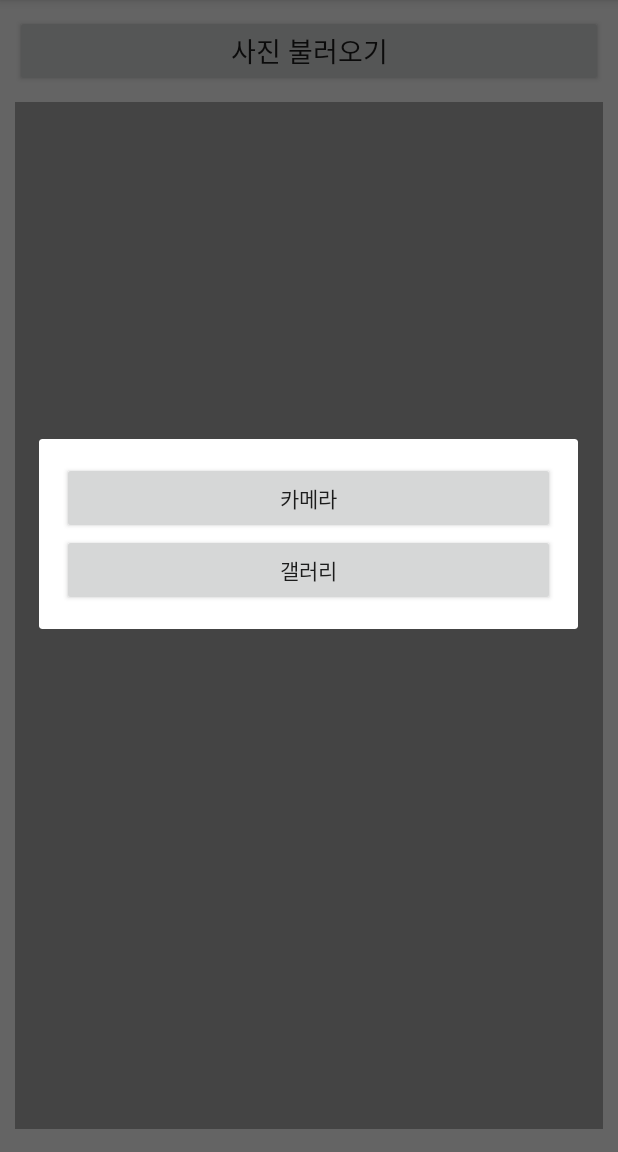
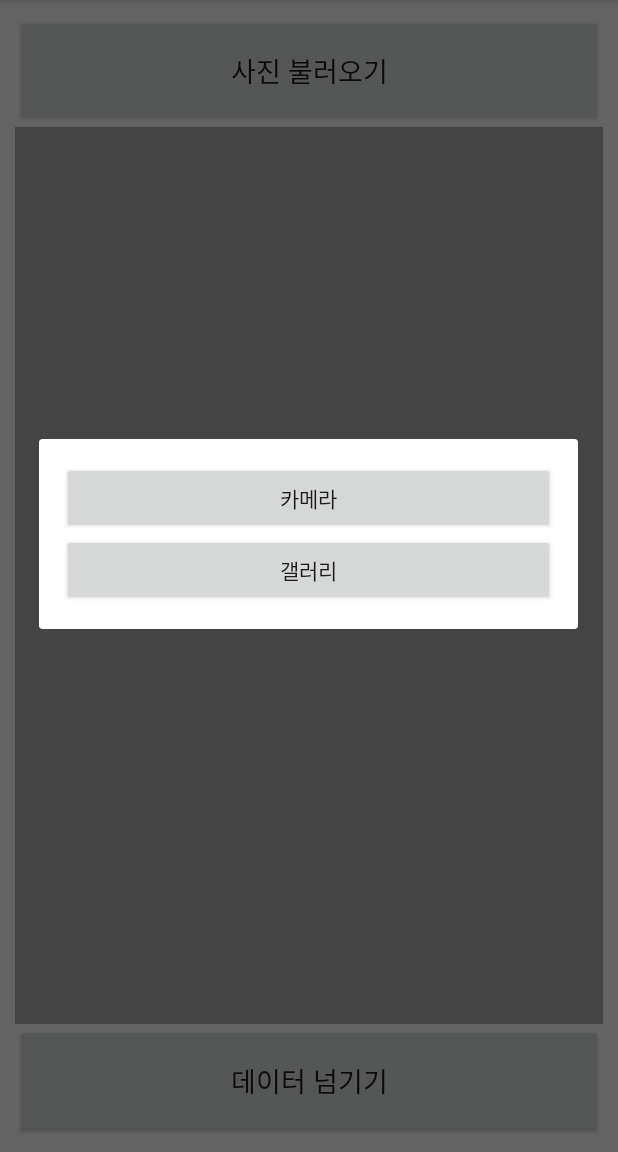
Before and after one commit to OneParkTwoLee/Android_Outline, an Android app: the CamAndGal screen opened directly, with no data from a screen before it, after a tap on "사진 불러오기", on a phone screen of 412 x 824 dp, the part 84-1236 px from its top. Run offline under Robolectric (Android 15) with nearby library versions, the phone set to English and light mode, and no system bars.

```diff
--- a/app/src/main/res/layout/activity_cam_and_gal.xml
+++ b/app/src/main/res/layout/activity_cam_and_gal.xml
@@ -6,23 +6,31 @@
     android:layout_width="match_parent"
     android:layout_height="match_parent"
     android:orientation="vertical"
-    tools:context=".CamAndGal">
+    tools:context=".CamAndGal"
+    android:layout_margin="10dp"
+    android:weightSum="10">
 
     <Button
         android:id="@+id/takePicBtn"
         android:layout_width="match_parent"
-        android:layout_height="wrap_content"
+        android:layout_height="0dp"
+        android:layout_weight="1"
         android:text="사진 불러오기"
-        android:textSize="18dp"
-        android:layout_margin="10dp"/>
+        android:textSize="18dp"/>
 
     <ImageView
         android:id="@+id/imageView"
         android:layout_width="match_parent"
-        android:layout_height="match_parent"
-        android:layout_marginLeft="10dp"
-        android:layout_marginBottom="15dp"
-        android:layout_marginRight="10dp"
+        android:layout_height="0dp"
+        android:layout_weight="8"
         android:background="@android:color/darker_gray"/>
 
+    <Button
+        android:id="@+id/moveDataBtn"
+        android:layout_width="match_parent"
+        android:layout_height="0dp"
+        android:layout_weight="1"
+        android:text="데이터 넘기기"
+        android:textSize="18dp"/>
+
 </LinearLayout>
```
Also changed, not shown: app/src/main/AndroidManifest.xml (+10 -7 lines), app/src/main/java/com/practice/practice_recycle/CamAndGal.java (+84 -10 lines), app/src/main/java/com/practice/practice_recycle/NextCamGal.java (added, +30 -0 lines), app/src/main/res/layout/activity_next_cam_gal.xml (added, +31 -0 lines).
